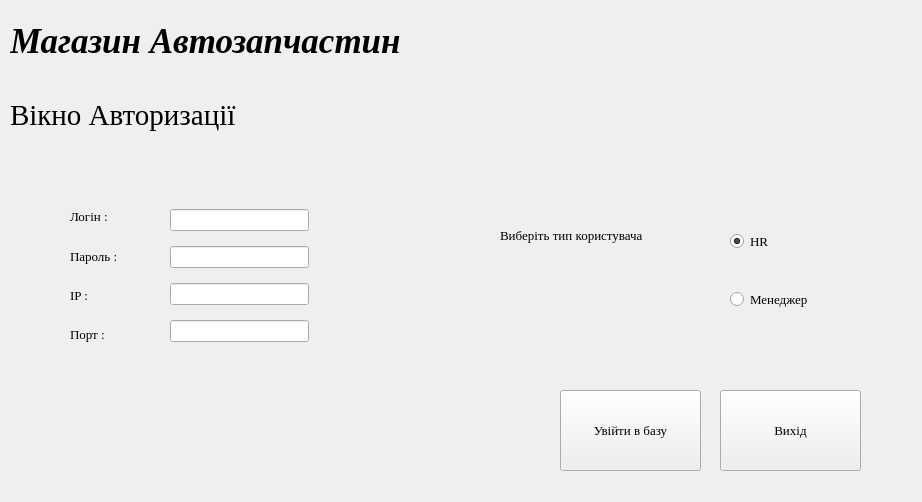
First picture: the form in loginwindow.ui, repository Artem-Chabanovskiy/Course_Work, before the edit.
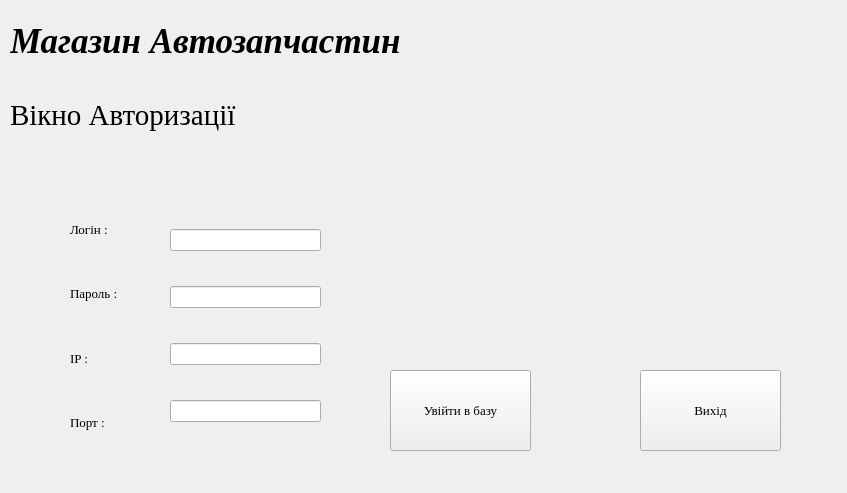
Second picture: the form after the edit.

```diff
--- a/loginwindow.ui
+++ b/loginwindow.ui
@@ -6,8 +6,8 @@
    <rect>
     <x>0</x>
     <y>0</y>
-    <width>922</width>
-    <height>502</height>
+    <width>847</width>
+    <height>493</height>
    </rect>
   </property>
   <property name="windowTitle">
@@ -60,30 +60,11 @@
     <set>Qt::AlignLeading|Qt::AlignLeft|Qt::AlignVCenter</set>
    </property>
   </widget>
-  <widget class="QLabel" name="type_label">
-   <property name="geometry">
-    <rect>
-     <x>500</x>
-     <y>220</y>
-     <width>181</width>
-     <height>31</height>
-    </rect>
-   </property>
-   <property name="font">
-    <font>
-     <family>Times New Roman</family>
-     <pointsize>10</pointsize>
-    </font>
-   </property>
-   <property name="text">
-    <string>Виберіть тип користувача</string>
-   </property>
-  </widget>
   <widget class="QPushButton" name="enter_button">
    <property name="geometry">
     <rect>
-     <x>560</x>
-     <y>390</y>
+     <x>390</x>
+     <y>370</y>
      <width>141</width>
      <height>81</height>
     </rect>
@@ -101,8 +82,8 @@
   <widget class="QPushButton" name="exit_button">
    <property name="geometry">
     <rect>
-     <x>720</x>
-     <y>390</y>
+     <x>640</x>
+     <y>370</y>
      <width>141</width>
      <height>81</height>
     </rect>
@@ -120,8 +101,8 @@
   <widget class="QLabel" name="error_label">
    <property name="geometry">
     <rect>
-     <x>30</x>
-     <y>380</y>
+     <x>400</x>
+     <y>200</y>
      <width>331</width>
      <height>91</height>
     </rect>
@@ -141,8 +122,8 @@
     <rect>
      <x>70</x>
      <y>200</y>
-     <width>87</width>
-     <height>151</height>
+     <width>101</width>
+     <height>251</height>
     </rect>
    </property>
    <layout class="QVBoxLayout" name="verticalLayout">
@@ -208,8 +189,8 @@
     <rect>
      <x>170</x>
      <y>200</y>
-     <width>139</width>
-     <height>151</height>
+     <width>151</width>
+     <height>251</height>
     </rect>
    </property>
    <layout class="QVBoxLayout" name="verticalLayout_2">
@@ -227,47 +208,6 @@
     </item>
    </layout>
   </widget>
-  <widget class="QWidget" name="layoutWidget">
-   <property name="geometry">
-    <rect>
-     <x>730</x>
-     <y>200</y>
-     <width>131</width>
-     <height>141</height>
-    </rect>
-   </property>
-   <layout class="QVBoxLayout" name="verticalLayout_3">
-    <item>
-     <widget class="QRadioButton" name="hr_button">
-      <property name="font">
-       <font>
-        <family>Times New Roman</family>
-        <pointsize>10</pointsize>
-       </font>
-      </property>
-      <property name="text">
-       <string>HR</string>
-      </property>
-      <property name="checked">
-       <bool>true</bool>
-      </property>
-     </widget>
-    </item>
-    <item>
-     <widget class="QRadioButton" name="merch_button">
-      <property name="font">
-       <font>
-        <family>Times New Roman</family>
-        <pointsize>10</pointsize>
-       </font>
-      </property>
-      <property name="text">
-       <string>Менеджер</string>
-      </property>
-     </widget>
-    </item>
-   </layout>
-  </widget>
  </widget>
  <resources/>
  <connections/>
```
